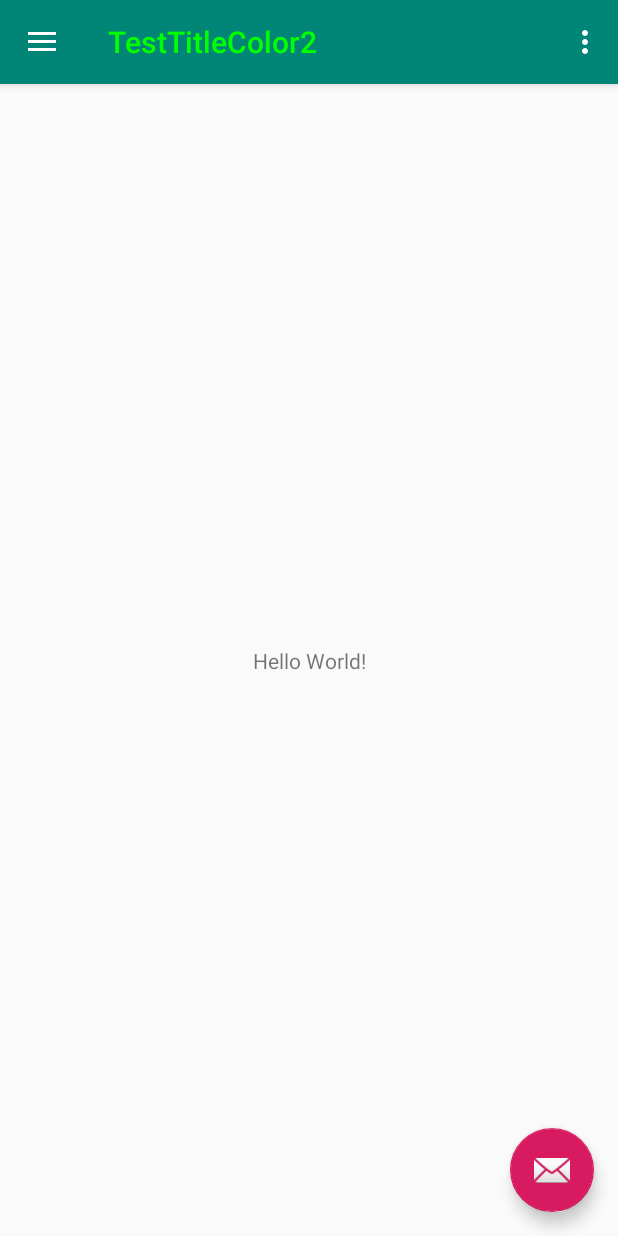
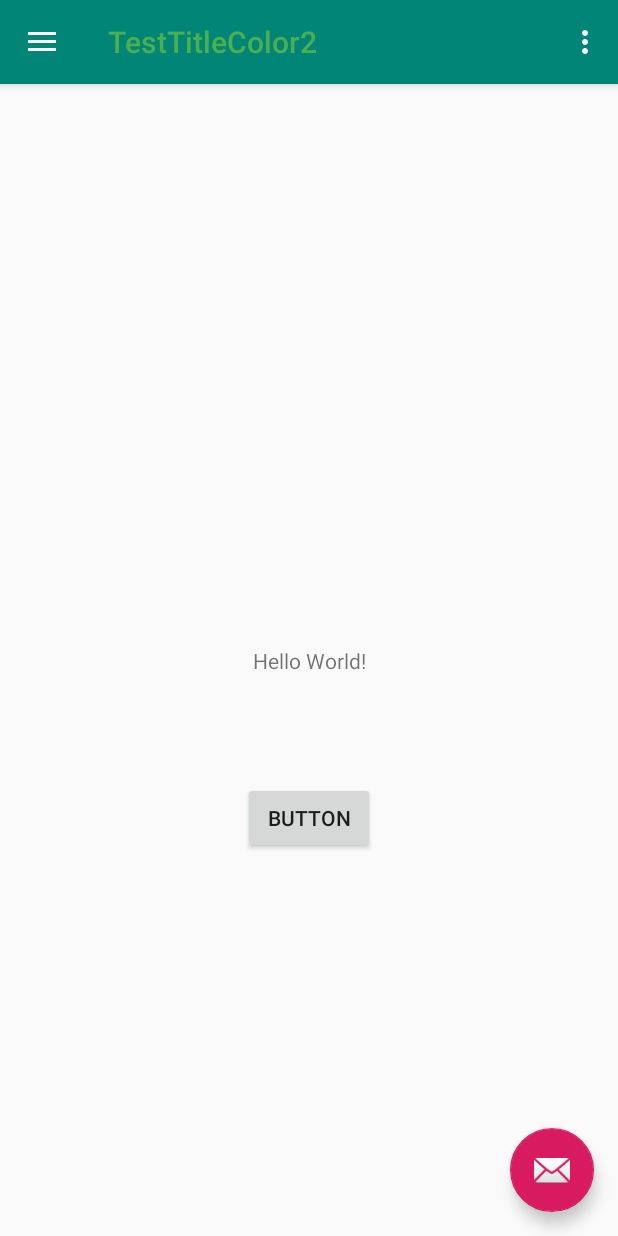
Before and after one commit to 7true/TestTitleColor2, an Android app: the screen it shows after launch (MainActivity), on a phone screen of 412 x 824 dp. Run offline under Robolectric (Android 15) with nearby library versions, the phone set to English and light mode, and no system bars.

Commit message:
titleColor

```diff
--- a/app/src/main/res/layout/app_bar_main.xml
+++ b/app/src/main/res/layout/app_bar_main.xml
@@ -9,7 +9,8 @@
     <android.support.design.widget.AppBarLayout
         android:layout_width="match_parent"
         android:layout_height="wrap_content"
-        android:theme="@style/AppTheme.AppBarOverlay">
+        android:theme="@style/AppTheme.AppBarOverlay"
+        >
 
         <android.support.v7.widget.Toolbar
             android:id="@+id/toolbar"
@@ -17,7 +18,7 @@
             android:layout_height="?attr/actionBarSize"
             android:background="?attr/colorPrimary"
             app:popupTheme="@style/AppTheme.PopupOverlay"
-            app:titleTextAppearance="@style/MyActionBarTitleText"
+            app:titleTextColor="@color/green"
             />
 
     </android.support.design.widget.AppBarLayout>
--- a/app/src/main/res/layout/content_main.xml
+++ b/app/src/main/res/layout/content_main.xml
@@ -9,12 +9,28 @@
     tools:showIn="@layout/app_bar_main">
 
     <TextView
+        android:id="@+id/textView2"
         android:layout_width="wrap_content"
         android:layout_height="wrap_content"
         android:text="Hello World!"
         app:layout_constraintBottom_toBottomOf="parent"
         app:layout_constraintLeft_toLeftOf="parent"
         app:layout_constraintRight_toRightOf="parent"
-        app:layout_constraintTop_toTopOf="parent" />
+        app:layout_constraintTop_toTopOf="parent"/>
+
+    <Button
+        android:id="@+id/button"
+        android:layout_width="wrap_content"
+        android:layout_height="wrap_content"
+        android:layout_marginStart="161dp"
+        android:layout_marginTop="48dp"
+        android:layout_marginEnd="162dp"
+        android:layout_marginBottom="232dp"
+        android:text="Button"
+        android:onClick="onClick"
+        app:layout_constraintBottom_toBottomOf="parent"
+        app:layout_constraintEnd_toEndOf="parent"
+        app:layout_constraintStart_toStartOf="parent"
+        app:layout_constraintTop_toBottomOf="@+id/textView2"/>
 
 </android.support.constraint.ConstraintLayout>
--- a/app/src/main/res/values-v21/colors.xml
+++ b/app/src/main/res/values-v21/colors.xml
@@ -1,4 +1,3 @@
 <?xml version="1.0" encoding="utf-8"?>
 <resources>
-    <color name="green" />
 </resources>
--- a/app/src/main/res/values-v21/styles.xml
+++ b/app/src/main/res/values-v21/styles.xml
@@ -5,5 +5,7 @@
         <item name="windowNoTitle">true</item>
         <item name="android:statusBarColor">@android:color/transparent</item>
     </style>
-    <style name="MyActionBarTitleText" parent="@style/TextAppearance.AppCompat.Widget.ActionBar.Title"><item name="android:textColor">@color/green</item></style>
+    <style name="MyActionBarTitleText" parent="@style/TextAppearance.AppCompat.Widget.ActionBar.Title">
+        <item name="android:textColor">@color/green</item>
+    </style>
 </resources>
--- a/app/src/main/res/values/colors.xml
+++ b/app/src/main/res/values/colors.xml
@@ -3,5 +3,5 @@
     <color name="colorPrimary">#008577</color>
     <color name="colorPrimaryDark">#00574B</color>
     <color name="colorAccent">#D81B60</color>
-    <color name="green">#FFEB3B</color>
+    <color name="green">#4CAF50</color>
 </resources>
--- a/app/src/main/res/values/styles.xml
+++ b/app/src/main/res/values/styles.xml
@@ -17,6 +17,4 @@
 
     <style name="AppTheme.PopupOverlay" parent="ThemeOverlay.AppCompat.Light" />
 
-    <style name="MyActionBarTitleText" parent="@style/TextAppearance.AppCompat.Widget.ActionBar.Title"><item name="android:textColor">@color/green</item></style>
-
 </resources>
```
Also changed, not shown: app/src/main/java/tk/alltrue/testtitlecolor2/MainActivity.java (+24 -3 lines).
